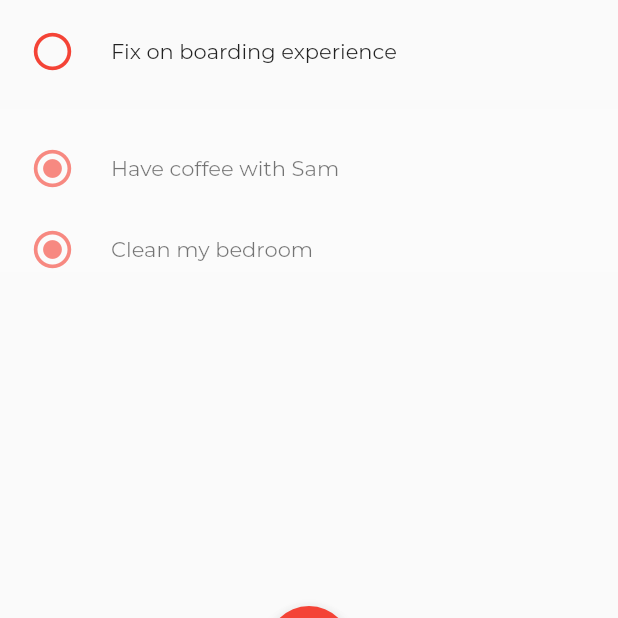
After one commit to lucsbasto/todo-app, a Flutter app: the screen it shows after launch, on a phone screen of 412 x 824 dp, the part 516-1134 px from its top. The commit adds this screen. Run offline on Flutter 3.47's test engine with Material 2 defaults, Android fonts, the phone set to English and light mode, and no system bars.

Commit message:
colocando a lógica das tasks em outro arquivo

```diff
--- /dev/null
+++ b/lib/pages/task_page.dart
@@ -0,0 +1,77 @@
+import 'package:flutter/cupertino.dart';
+import 'package:flutter/material.dart';
+
+class TaskPage extends StatefulWidget {
+  @override
+  _TaskPageState createState() => _TaskPageState();
+}
+
+class Task {
+  final String task;
+  final bool isDone;
+  const Task(this.task, this.isDone);
+}
+
+final List<Task> _taskList = [
+  new Task("Call tom about appointment", false),
+  new Task("Edit API documentation", false),
+  new Task("Fix on boarding experience", false),
+  new Task("Have coffee with Sam", true),
+  new Task("Clean my bedroom", true),
+];
+
+class _TaskPageState extends State<TaskPage> {
+  @override
+  Widget build(BuildContext context) {
+    return ListView.builder(
+      padding: EdgeInsets.all(0),
+      itemCount: _taskList.length,
+      itemBuilder: (context, index) {
+        return _taskList[index].isDone
+            ? _tasksComplete(_taskList[index].task)
+            : _tasksUncomplete(_taskList[index].task);
+      },
+    );
+  }
+
+  Widget _tasksUncomplete(String task) {
+    return Padding(
+      padding: const EdgeInsets.only(left: 20.0, bottom: 24.0),
+      child: Row(
+        children: <Widget>[
+          Icon(
+            Icons.radio_button_unchecked,
+            color: Theme.of(context).accentColor,
+            size: 30,
+          ),
+          SizedBox(
+            width: 24,
+          ),
+          Text(task),
+        ],
+      ),
+    );
+  }
+
+  Widget _tasksComplete(String task) {
+    return Container(
+      foregroundDecoration: BoxDecoration(color: Color(0x60fdfdfd)),
+      child: Padding(
+        padding: const EdgeInsets.only(left: 20.0, top: 24.0),
+        child: Row(
+          children: <Widget>[
+            Icon(
+              Icons.radio_button_checked,
+              color: Theme.of(context).accentColor,
+              size: 30,
+            ),
+            SizedBox(
+              width: 24,
+            ),
+            Text(task),
+          ],
+        ),
+      ),
+    );
+  }
+}
```
Also changed, not shown: lib/main.dart (+3 -50 lines).
